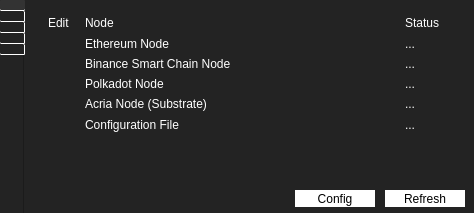
Qt form mainwindow.ui (Acria-Network/Acria-Oracle-Node-Qt) before a commit.
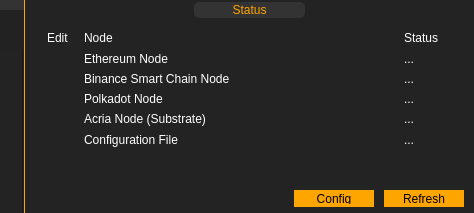
The same form after that commit. The open tabs and pages were chosen to show the change. Icons and pictures are not drawn.

```diff
--- a/mainwindow.ui
+++ b/mainwindow.ui
@@ -35,17 +35,24 @@
      <string notr="true">#tabWidget QTabBar::tab{
 border-radius:1px;
 padding: 5px;
-border:1px solid white;
+/*border:1px solid white;
 border-left: none;
 border-right:none;
-border-top: none;
-background-color: #333333
+border-top: none;*/
+
+background-color: #333333;
+/*border-right:1px solid orange;*/
 }
 
 #tabWidget QTabBar::tab:!selected {
-border-right:1px solid white;
+/*border-right:1px solid white;*/
 background-color: #222222;
 }
+
+#tab, #tab_2, #tab_3, #tab_4, #tab_8{
+border:none;
+border-left:1px solid orange;
+}
 </string>
     </property>
     <property name="tabPosition">
@@ -68,7 +75,7 @@
     </property>
     <widget class="QWidget" name="tab">
      <property name="styleSheet">
-      <string notr="true">border:none;</string>
+      <string notr="true"/>
      </property>
      <attribute name="icon">
       <iconset>
@@ -81,7 +88,7 @@
       <property name="geometry">
        <rect>
         <x>60</x>
-        <y>34</y>
+        <y>49</y>
         <width>291</width>
         <height>20</height>
        </rect>
@@ -94,7 +101,7 @@
       <property name="geometry">
        <rect>
         <x>20</x>
-        <y>34</y>
+        <y>49</y>
         <width>21</width>
         <height>20</height>
        </rect>
@@ -120,7 +127,7 @@
       <property name="geometry">
        <rect>
         <x>380</x>
-        <y>34</y>
+        <y>49</y>
         <width>21</width>
         <height>20</height>
        </rect>
@@ -133,7 +140,7 @@
       <property name="geometry">
        <rect>
         <x>380</x>
-        <y>74</y>
+        <y>89</y>
         <width>21</width>
         <height>20</height>
        </rect>
@@ -146,7 +153,7 @@
       <property name="geometry">
        <rect>
         <x>20</x>
-        <y>74</y>
+        <y>89</y>
         <width>21</width>
         <height>20</height>
        </rect>
@@ -172,7 +179,7 @@
       <property name="geometry">
        <rect>
         <x>60</x>
-        <y>74</y>
+        <y>89</y>
         <width>291</width>
         <height>20</height>
        </rect>
@@ -185,7 +192,7 @@
       <property name="geometry">
        <rect>
         <x>60</x>
-        <y>94</y>
+        <y>109</y>
         <width>291</width>
         <height>20</height>
        </rect>
@@ -198,7 +205,7 @@
       <property name="geometry">
        <rect>
         <x>20</x>
-        <y>94</y>
+        <y>109</y>
         <width>21</width>
         <height>20</height>
        </rect>
@@ -224,7 +231,7 @@
       <property name="geometry">
        <rect>
         <x>380</x>
-        <y>94</y>
+        <y>109</y>
         <width>21</width>
         <height>20</height>
        </rect>
@@ -237,7 +244,7 @@
       <property name="geometry">
        <rect>
         <x>23</x>
-        <y>15</y>
+        <y>30</y>
         <width>21</width>
         <height>16</height>
        </rect>
@@ -250,7 +257,7 @@
       <property name="geometry">
        <rect>
         <x>60</x>
-        <y>15</y>
+        <y>30</y>
         <width>41</width>
         <height>16</height>
        </rect>
@@ -263,7 +270,7 @@
       <property name="geometry">
        <rect>
         <x>380</x>
-        <y>15</y>
+        <y>30</y>
         <width>41</width>
         <height>16</height>
        </rect>
@@ -283,7 +290,13 @@
       </property>
       <property name="styleSheet">
        <string notr="true">background-color:white;
-color:black;</string>
+color:black;
+border: none;
+/*padding:30px;*/
+width:80px;
+padding-top:3px;
+padding-bottom:3px;
+background-color:orange;</string>
       </property>
       <property name="text">
        <string>Refresh</string>
@@ -303,7 +316,13 @@
       </property>
       <property name="styleSheet">
        <string notr="true">background-color:white;
-color:black;</string>
+color:black;
+border: none;
+/*padding:30px;*/
+width:80px;
+padding-top:3px;
+padding-bottom:3px;
+background-color:orange;</string>
       </property>
       <property name="text">
        <string>Config</string>
@@ -316,7 +335,7 @@
       <property name="geometry">
        <rect>
         <x>20</x>
-        <y>115</y>
+        <y>130</y>
         <width>21</width>
         <height>20</height>
        </rect>
@@ -342,7 +361,7 @@
       <property name="geometry">
        <rect>
         <x>380</x>
-        <y>115</y>
+        <y>130</y>
         <width>21</width>
         <height>20</height>
        </rect>
@@ -355,7 +374,7 @@
       <property name="geometry">
        <rect>
         <x>60</x>
-        <y>115</y>
+        <y>130</y>
         <width>291</width>
         <height>20</height>
        </rect>
@@ -387,7 +406,7 @@
       <property name="geometry">
        <rect>
         <x>393</x>
-        <y>33</y>
+        <y>48</y>
         <width>21</width>
         <height>20</height>
        </rect>
@@ -413,7 +432,7 @@
       <property name="geometry">
        <rect>
         <x>393</x>
-        <y>73</y>
+        <y>88</y>
         <width>21</width>
         <height>20</height>
        </rect>
@@ -439,7 +458,7 @@
       <property name="geometry">
        <rect>
         <x>393</x>
-        <y>93</y>
+        <y>108</y>
         <width>21</width>
         <height>20</height>
        </rect>
@@ -465,7 +484,7 @@
       <property name="geometry">
        <rect>
         <x>60</x>
-        <y>54</y>
+        <y>69</y>
         <width>291</width>
         <height>20</height>
        </rect>
@@ -478,7 +497,7 @@
       <property name="geometry">
        <rect>
         <x>20</x>
-        <y>54</y>
+        <y>69</y>
         <width>21</width>
         <height>20</height>
        </rect>
@@ -504,7 +523,7 @@
       <property name="geometry">
        <rect>
         <x>393</x>
-        <y>53</y>
+        <y>68</y>
         <width>21</width>
         <height>20</height>
        </rect>
@@ -530,7 +549,7 @@
       <property name="geometry">
        <rect>
         <x>380</x>
-        <y>54</y>
+        <y>69</y>
         <width>21</width>
         <height>20</height>
        </rect>
@@ -539,6 +558,27 @@
        <string>...</string>
       </property>
      </widget>
+     <widget class="QLabel" name="label_42">
+      <property name="geometry">
+       <rect>
+        <x>170</x>
+        <y>2</y>
+        <width>111</width>
+        <height>16</height>
+       </rect>
+      </property>
+      <property name="styleSheet">
+       <string notr="true">color:orange;
+background-color:#333333;
+border-radius:5px;</string>
+      </property>
+      <property name="text">
+       <string>Status</string>
+      </property>
+      <property name="alignment">
+       <set>Qt::AlignCenter</set>
+      </property>
+     </widget>
      <zorder>label</zorder>
      <zorder>pushButton_eth_settings</zorder>
      <zorder>status_geth</zorder>
```
Left out of the diff: 161 changed lines with no effect on the pictures.
